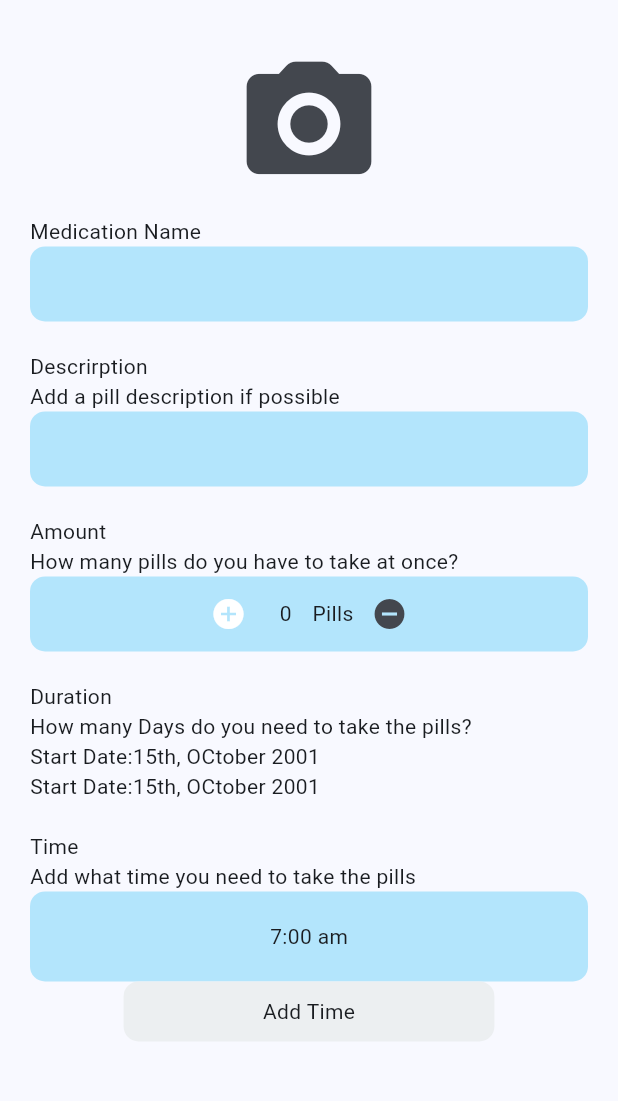
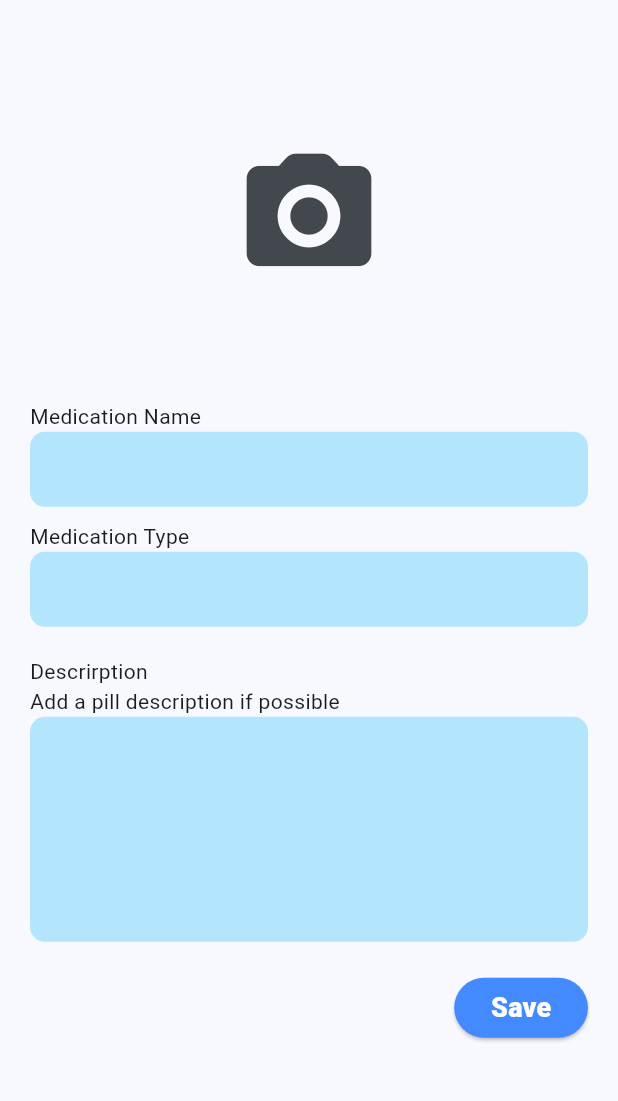
Before and after one commit to maxxdroid/mediplus, a Flutter app: the AddForm screen opened directly, on a phone screen of 412 x 824 dp, the part 116-1217 px from its top. Run offline on Flutter 3.47's test engine with Material 3 defaults, Android fonts, the phone set to English and light mode, and no system bars; our stand-ins replace cloud_firestore, firebase_auth, firebase_core, firebase_storage, fluttertoast, get and 2 more; accounts and stored records are empty.

Commit message:
feat: upload image and add medication details to firebase

```diff
--- a/lib/auth/sign_in.dart
+++ b/lib/auth/sign_in.dart
@@ -123,7 +123,7 @@ class _SignInState extends State<SignIn> {
                     child: Row(
                       mainAxisAlignment: MainAxisAlignment.end,
                       children: [
-                        const Text("Do'nt have an account? "),
+                        const Text("Don't have an account? "),
                         GestureDetector(
                             onTap: () {
                               Get.off(const SignUp(),
--- a/lib/database/db.dart
+++ b/lib/database/db.dart
@@ -1,9 +1,36 @@
+import 'dart:io';
+
 import 'package:cloud_firestore/cloud_firestore.dart';
+import 'package:firebase_storage/firebase_storage.dart';
+import 'package:get/get.dart';
+import 'package:mediplus/screens/tabs/page_tabs.dart';
 
-class DatabaseMethods{
+class DatabaseMethods {
   addUserInfo(String userId, Map<String, dynamic> userInfoMap) {
-    // String dVariable = DateTime.now().microsecondsSinceEpoch.toString();
-    // String? downloadurl;
     FirebaseFirestore.instance.collection("users").doc(userId).set(userInfoMap);
   }
+
+  addMedication(Map<String, dynamic> medication, File image) async {
+    String dVariable = DateTime.now().microsecondsSinceEpoch.toString();
+    String downloadurl = await uploadimage(image, dVariable);
+    medication["image"] = downloadurl;
+    FirebaseFirestore.instance
+        .collection("medication")
+        .doc(dVariable)
+        .set(medication)
+        .whenComplete(() {
+      Get.to(const PageTabs(),
+          transition: Transition.cupertino,
+          duration: const Duration(seconds: 1));
+    });
+  }
+
+  uploadimage(File image, String dVariable) async {
+    final Reference reference = FirebaseStorage.instance.ref().child('items');
+    UploadTask storageUploadTask =
+        reference.child('medication_$dVariable .jpg').putFile(image);
+    TaskSnapshot taskSnapshot = await storageUploadTask;
+    String downloadurl = await taskSnapshot.ref.getDownloadURL();
+    return downloadurl;
+  }
 }
--- /dev/null
+++ b/lib/models/medication.dart
@@ -0,0 +1,48 @@
+class Medication {
+  String name;
+  String type;
+  String image;
+  String description;
+
+  Medication(
+      {required this.name,
+      required this.description,
+      required this.image,
+      required this.type});
+
+  factory Medication.fromJson(Map<String, dynamic> json) {
+    return Medication(
+        name: json['name'],
+        type: json['type'],
+        image: json['image'],
+        description: json['description']);
+  }
+
+  Map<String, dynamic> toJson() {
+    return {
+      'name': name,
+      'type': type,
+      'description': description,
+      'image': image,
+    };
+  }
+
+  @override
+  bool operator ==(Object other) {
+    if (identical(this, other)) return true;
+
+    return other is Medication &&
+        other.name == name &&
+        other.type == type &&
+        other.image == image &&
+        other.description == description;
+  }
+
+  @override
+  int get hashCode {
+    return name.hashCode ^
+        type.hashCode ^
+        image.hashCode ^
+        description.hashCode;
+  }
+}
--- a/lib/screens/tabs/add_medication/add.dart
+++ b/lib/screens/tabs/add_medication/add.dart
@@ -3,6 +3,8 @@ import 'dart:io';
 import 'package:flutter/material.dart';
 import 'package:get/get.dart';
 import 'package:image_picker/image_picker.dart';
+import 'package:mediplus/database/db.dart';
+import 'package:mediplus/widgets/loading_alert.dart';
 
 class AddForm extends StatefulWidget {
   const AddForm({super.key});
@@ -12,6 +14,9 @@ class AddForm extends StatefulWidget {
 }
 
 class _AddFormState extends State<AddForm> {
+  final TextEditingController _nameController = TextEditingController();
+  final TextEditingController _typeController = TextEditingController();
+  final TextEditingController _descriptionController = TextEditingController();
 
   bool imageSelected = false;
   late File _pic;
@@ -46,7 +51,10 @@ class _AddFormState extends State<AddForm> {
                   mainAxisAlignment: MainAxisAlignment.spaceEvenly,
                   children: [
                     Text("Select from Gallery"),
-                    Icon(Icons.filter, color: Colors.blue,)
+                    Icon(
+                      Icons.filter,
+                      color: Colors.blue,
+                    )
                   ],
                 ),
                 onPressed: () {
@@ -59,7 +67,10 @@ class _AddFormState extends State<AddForm> {
                   mainAxisAlignment: MainAxisAlignment.spaceEvenly,
                   children: [
                     Text("Capture with camera"),
-                    Icon(Icons.camera, color: Colors.blue,)
+                    Icon(
+                      Icons.camera,
+                      color: Colors.blue,
+                    )
                   ],
                 ),
                 onPressed: () {
@@ -111,7 +122,7 @@ class _AddFormState extends State<AddForm> {
               // Center(child: IconButton(onPressed: () {}, icon: const Icon(Icons.add_a_photo))),
               Center(
                 child: SizedBox(
-                height: height * 0.15,
+                  height: height * 0.3,
                   // width: width * 0.7,
                   child: imageSelected
                       ? InkWell(
@@ -140,13 +151,15 @@ class _AddFormState extends State<AddForm> {
                 child: Padding(
                   padding: const EdgeInsets.all(20.0),
                   child: TextFormField(
+                    controller: _nameController,
                     decoration: const InputDecoration(border: InputBorder.none),
                   ),
                 ),
               ),
-              const SizedBox(height: 20,),
-              const Text("Descrirption"),
-              const Text("Add a pill description if possible"),
+              const SizedBox(
+                height: 10,
+              ),
+              const Text("Medication Type"),
               Container(
                 height: 50,
                 width: width,
@@ -156,6 +169,7 @@ class _AddFormState extends State<AddForm> {
                 child: Padding(
                   padding: const EdgeInsets.all(20.0),
                   child: TextFormField(
+                    controller: _typeController,
                     decoration: const InputDecoration(border: InputBorder.none),
                   ),
                 ),
@@ -163,91 +177,60 @@ class _AddFormState extends State<AddForm> {
               const SizedBox(
                 height: 20,
               ),
-              const Text("Amount"),
-              const Text("How many pills do you have to take at once?"),
+              const Text("Descrirption"),
+              const Text("Add a pill description if possible"),
               Container(
-                  height: 50,
+                height: 150,
                 width: width,
                 decoration: BoxDecoration(
                     color: Colors.lightBlue[100],
                     borderRadius: BorderRadius.circular(10)),
-                  child: Row(
-                    mainAxisAlignment: MainAxisAlignment.center,
-                    children: [
-                      IconButton(
-                          onPressed: () {
-                            setState(() {
-                              amount++;
-                            });
-                          },
-                          icon: const Icon(
-                            Icons.add_circle,
-                            color: Colors.white,
-                          )),
-                      const SizedBox(
-                        width: 10,
+                child: Padding(
+                  padding: const EdgeInsets.all(20.0),
+                  child: TextFormField(
+                    controller: _descriptionController,
+                    maxLines: 5,
+                    decoration: const InputDecoration(border: InputBorder.none),
                   ),
-                      Text(amount.toString()),
-                      const SizedBox(
-                        width: 10,
                 ),
-                      const Text(" Pills"),
-                      IconButton(
-                          onPressed: () {
-                            setState(() {
-                              if (amount != 0) {
-                                amount--;
-                              }
-                            });
-                          },
-                          icon: const Icon(Icons.remove_circle))
-                    ],
-                  )),
-              const SizedBox(
-                height: 20,
-              ),
-              const Text("Duration"),
-              const Text("How many Days do you need to take the pills?"),
-              const Row(
-                children: [
-                  Text("Start Date:"),
-                  Text("15th, OCtober 2001")
-                ],
-              ),
-              const Row(
-                children: [
-                  Text("Start Date:"),
-                  Text("15th, OCtober 2001")
-                ],
               ),
               const SizedBox(
                 height: 20,
               ),
-              const Text("Time"),
-              const Text("Add what time you need to take the pills"),
-              Container(
-                height: 60,
-                width: width,
-                decoration: BoxDecoration(
-                    color: Colors.lightBlue[100],
-                    borderRadius: BorderRadius.circular(10)),
-                child: const Padding(
-                  padding: EdgeInsets.all(20.0),
-                  child: Center(child: Text("7:00 am"))
+              Align(
+                alignment: Alignment.bottomRight,
+                child: ElevatedButton(
+                    onPressed: () {
+                      showDialog(
+                        context: context,
+                        builder: (_) {
+                          return const LoadingAlert(
+                            message: 'Saving Medication',
+                          );
+                        });
+                      Map<String, dynamic> medication = {
+                        "name": _nameController.text,
+                        "type": _typeController.text,
+                        "description": _descriptionController.text
+                      };
+                      // Get.to(const SignUp(), transition: Transition.cupertino, duration: const Duration(seconds: 1));
+                      DatabaseMethods().addMedication(medication, _pic);
+                    },
+                    style: ElevatedButton.styleFrom(
+                        backgroundColor: Colors.blueAccent),
+                    child: SizedBox(
+                      width: width * 0.1,
+                      height: 30,
+                      child: const Center(
+                        child: Text(
+                          "Save",
+                          style: TextStyle(
+                              color: Colors.white,
+                              fontSize: 18,
+                              fontWeight: FontWeight.w900),
                         ),
                       ),
-              Center(
-                child: Container(
-                  height: 40,
-                  width: width * 0.6,
-                  padding: const EdgeInsets.symmetric(horizontal: 40),
-                  decoration: BoxDecoration(
-                      color: Colors.blueGrey[50],
-                      borderRadius: BorderRadius.circular(10)),
-                  child: const Center(
-                    child: Text("Add Time"),
-                  ),
-                ),
+                    )),
               ),
             ],
           ),
--- a/lib/screens/tabs/page_tabs.dart
+++ b/lib/screens/tabs/page_tabs.dart
@@ -41,7 +41,6 @@ class _PageTabs extends State<PageTabs> {
       child: Scaffold(
         body: PageView(
           controller: pageController,
-          // physics: ,
           children: const [Home(),History(), AddMedication(), Medications(), Profile()],
         ),
         bottomNavigationBar: BottomNavigationBar(
--- a/pubspec.yaml
+++ b/pubspec.yaml
@@ -36,6 +36,7 @@ dependencies:
   cloud_firestore: ^5.0.2
   firebase_auth: ^5.1.1
   fluttertoast: ^8.2.6
+  firebase_storage: ^12.1.0
 
 dev_dependencies:
   flutter_test:
```
Also changed, not shown: lib/screens/tabs/home.dart (+69 -114 lines), pubspec.lock, 3 other files. Lines whose indentation alone changed are shown as unchanged.
